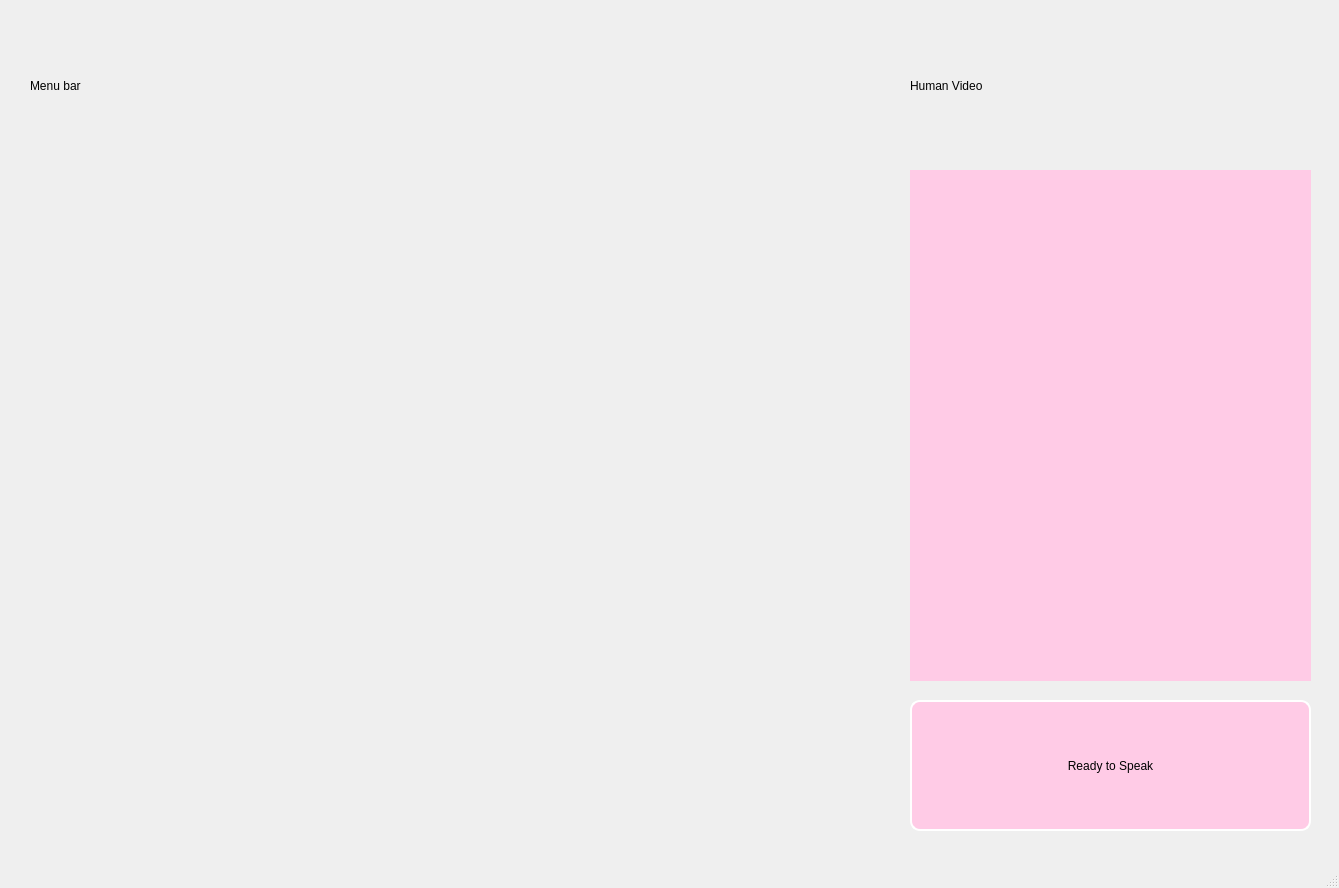
jenye-ai/CogInsight, file ui_mainwindow.ui: the form before one commit.
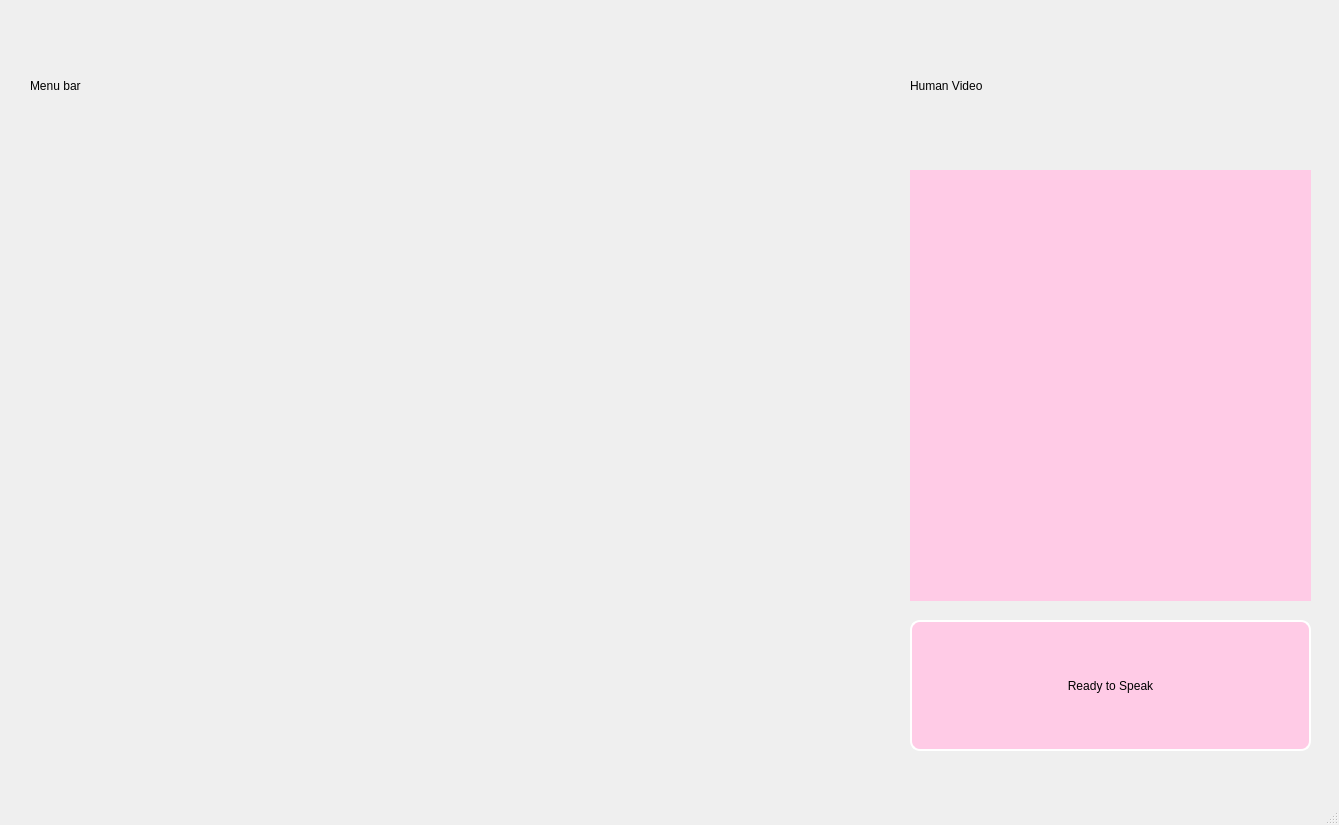
The form after the commit.

Commit message: made indwo slightly smaller # Please enter the commit message for your changes. Lines starting

Diff of the .ui file:
```diff
--- a/ui_mainwindow.ui
+++ b/ui_mainwindow.ui
@@ -7,7 +7,7 @@
     <x>0</x>
     <y>0</y>
     <width>1339</width>
-    <height>888</height>
+    <height>825</height>
    </rect>
   </property>
   <property name="windowTitle">
@@ -20,7 +20,7 @@
       <x>40</x>
       <y>170</y>
       <width>841</width>
-      <height>661</height>
+      <height>581</height>
      </rect>
     </property>
     <property name="styleSheet">
@@ -36,7 +36,7 @@
       <x>910</x>
       <y>170</y>
       <width>401</width>
-      <height>511</height>
+      <height>431</height>
      </rect>
     </property>
     <property name="styleSheet">
@@ -76,7 +76,7 @@
     <property name="geometry">
      <rect>
       <x>910</x>
-      <y>700</y>
+      <y>620</y>
       <width>401</width>
       <height>131</height>
      </rect>
```
The commit also changes 1 other file.
